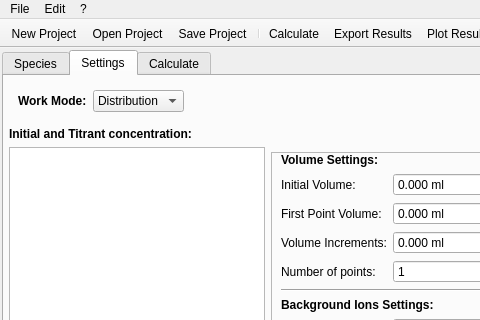
The window that src/main/python/pyes/ui/PyES_main.ui (Kastakin/PyES) describes before a commit, drawn with Qt 5; both pictures show x 0 to 480 and y 0 to 320 of the 1283 by 778 pixel window.
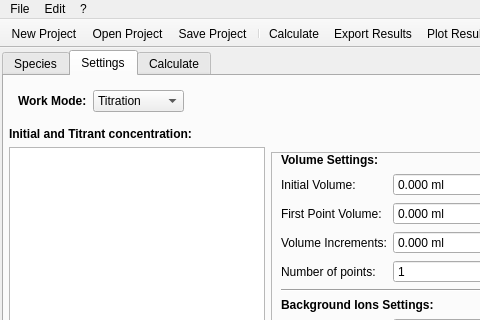
The same window after the commit. The open tabs and pages were chosen to show the change. Icons and pictures are not drawn.

Patch:
```diff
--- a/src/main/python/pyes/ui/PyES_main.ui
+++ b/src/main/python/pyes/ui/PyES_main.ui
@@ -1319,7 +1319,7 @@
               <string>Select operation mode.</string>
              </property>
              <property name="currentIndex">
-              <number>1</number>
+              <number>0</number>
              </property>
              <item>
               <property name="text">
```
Left out of the diff: 24 changed lines with no effect on the pictures.
